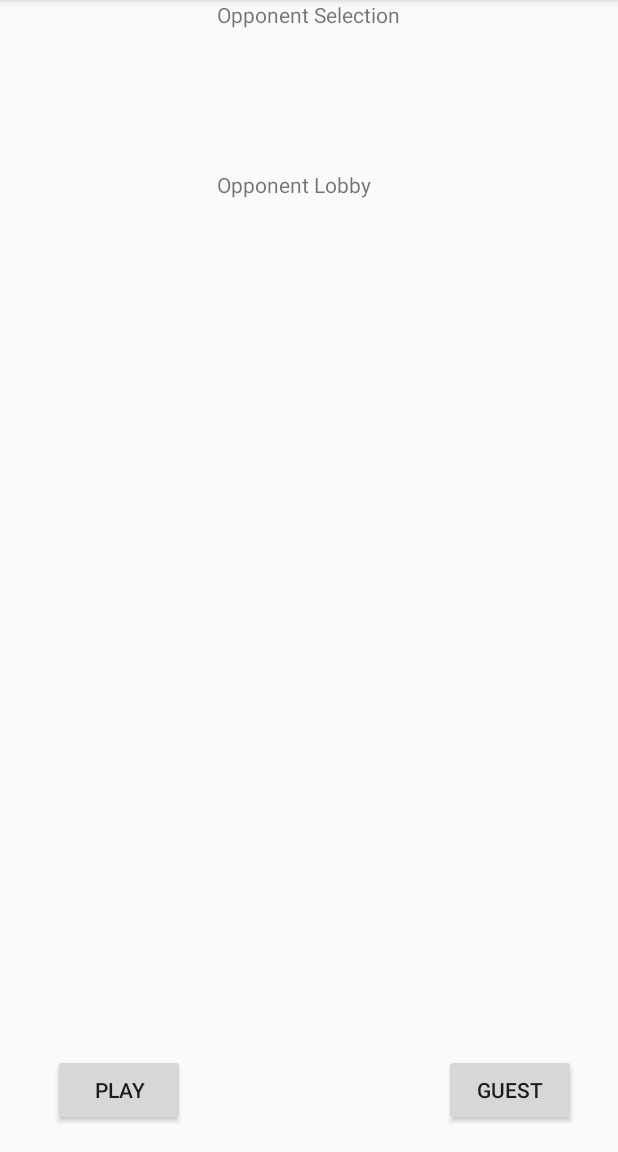
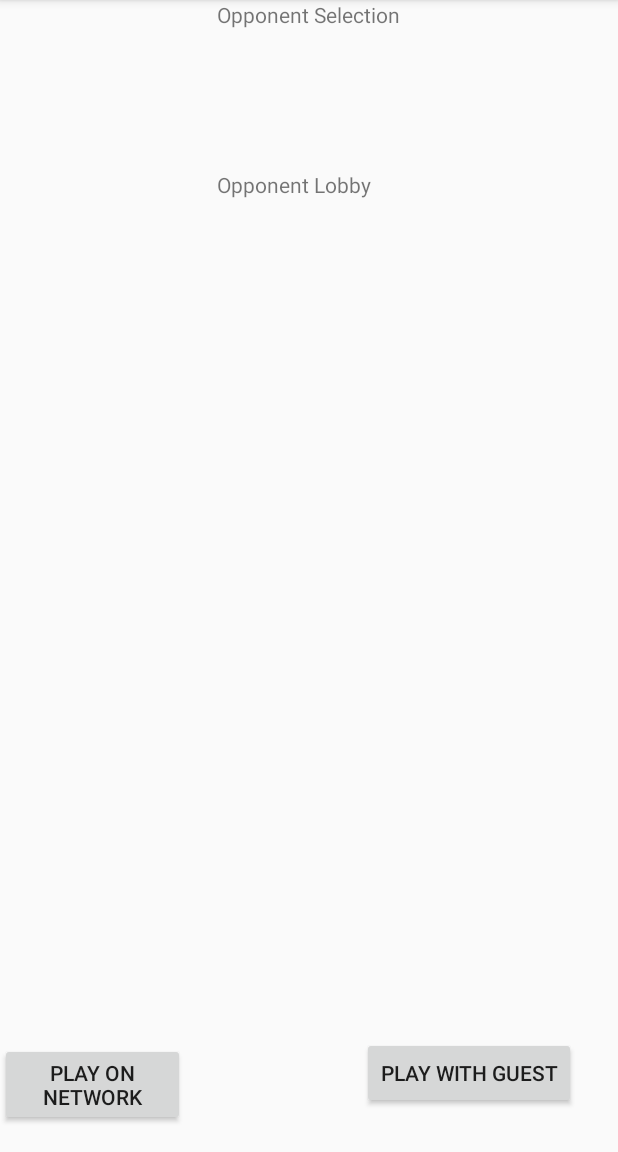
Before and after one commit to marmj64/DragonBallBattle2, an Android app: the OpponentSelectionActivity screen opened directly, with no data from a screen before it, on a phone screen of 412 x 824 dp, the part 84-1236 px from its top. Run offline under Robolectric (Android 15) with nearby library versions, the phone set to English and light mode, and no system bars.

```diff
--- a/app/src/main/java/com/example/john/dragonballbattle/FighterMoves.java
+++ b/app/src/main/java/com/example/john/dragonballbattle/FighterMoves.java
@@ -2,11 +2,13 @@ package com.example.john.dragonballbattle;
 
 /**
  * Created by John on 4/19/2018.
+ * Move list that is implemented by all fighters. The defense and special will be able to pass a message in one elemenet
+ * and a damage amount that can be parsed in the Battle Activity.
  */
 
 public interface FighterMoves {
 
-     //static String getFighterName();
+
 
      int normalAttack();
 
--- a/app/src/main/res/values/strings.xml
+++ b/app/src/main/res/values/strings.xml
@@ -16,8 +16,8 @@
     <string name="fighterSelectionTitle">Fighter Selection</string>
     <string name="opponentSelectionTitle">Opponent Selection</string>
     <string name="opponentSelectionLobbyView">Opponent Lobby</string>
-    <string name="opponentSelectionPlay">Play</string>
-    <string name="opponentSelectionGuest">Guest</string>
+    <string name="opponentSelectionPlay">Play On Network</string>
+    <string name="opponentSelectionGuest">Play With Guest</string>
     <string name="resultViewStats">View All Stats</string>
     <string name="resultsTitle">Results</string>
 
```
Also changed, not shown: app/src/main/java/com/example/john/dragonballbattle/BattleActivity.java (+18 -48 lines), app/src/main/java/com/example/john/dragonballbattle/FighterSelectionActivity.java (+16 -0 lines).
